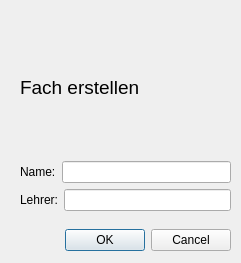
Above: c_subject.ui from orgnnice/OrgNNice before the change. Below: the same form after it.
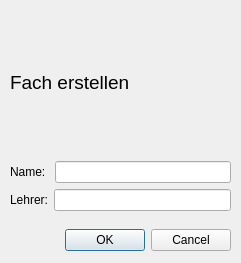
That is the form after the change.

Commit message: subject_detail.ui und c_subject.ui überarbeitet

Diff of the .ui file:
```diff
--- a/c_subject.ui
+++ b/c_subject.ui
@@ -32,10 +32,10 @@
   <widget class="QWidget" name="verticalLayoutWidget">
    <property name="geometry">
     <rect>
-     <x>20</x>
-     <y>20</y>
-     <width>211</width>
-     <height>191</height>
+     <x>10</x>
+     <y>10</y>
+     <width>221</width>
+     <height>201</height>
     </rect>
    </property>
    <layout class="QVBoxLayout" name="verticalLayout">
@@ -52,29 +52,29 @@
      </widget>
     </item>
     <item>
-     <layout class="QHBoxLayout" name="horizontalLayout_2">
-      <item>
-       <widget class="QLabel" name="label_2">
-        <property name="text">
-         <string>Name:</string>
-        </property>
-       </widget>
-      </item>
-      <item>
+     <layout class="QGridLayout" name="gridLayout">
+      <item row="0" column="1">
        <widget class="QLineEdit" name="lineEdit_2"/>
       </item>
+      <item row="0" column="0">
+       <widget class="QLabel" name="label_2">
+        <property name="text">
+         <string>Name: </string>
+        </property>
+       </widget>
+      </item>
      </layout>
     </item>
     <item>
-     <layout class="QHBoxLayout" name="horizontalLayout">
-      <item>
+     <layout class="QGridLayout" name="gridLayout_2">
+      <item row="0" column="0">
        <widget class="QLabel" name="label">
         <property name="text">
          <string>Lehrer:</string>
         </property>
        </widget>
       </item>
-      <item>
+      <item row="0" column="1">
        <widget class="QLineEdit" name="lineEdit"/>
       </item>
      </layout>
```
The commit also changes 2 other files.
